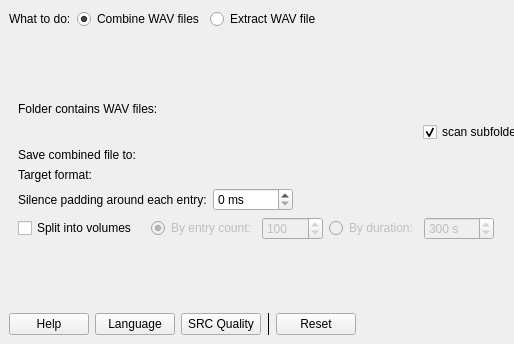
Qt form src/ui/MainWindow.ui (shine5402/KiraWavTar) before a commit; both pictures show x 0 to 514 and y 0 to 344 of the 840 by 344 pixel window.
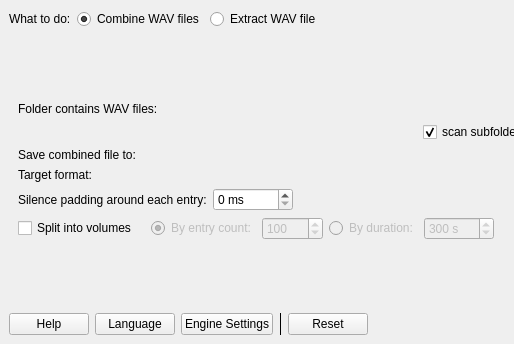
The same form after that commit. Custom widgets are drawn as their Qt base class.

Commit message:
feat: add Engine Settings dialog with configurable pipeline concurrency
Replace the SRC Quality dropdown menu with a new Engine Settings dialog
that includes both SRC quality selection and a pipeline concurrency
(max live tokens) control. Users can set concurrency to "Auto" or
manually choose 1–32 for the parallel_pipeline in combine operations.

```diff
--- a/src/ui/MainWindow.ui
+++ b/src/ui/MainWindow.ui
@@ -466,7 +466,7 @@
          <string>Sample rate conversion quality</string>
         </property>
         <property name="text">
-         <string>SRC Quality</string>
+         <string>Engine Settings</string>
         </property>
        </widget>
       </item>
```
Left out of the diff: 4 changed lines with no effect on the pictures. The commit also changes 9 other files.
